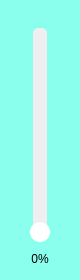
Before: the Qt Designer form client/volumetool.ui in amikellt911/music_app, drawn with Qt 5.
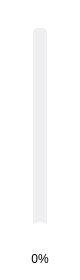
After: the same form once the commit is applied.

Diff of the .ui file:
```diff
--- a/client/volumetool.ui
+++ b/client/volumetool.ui
@@ -14,10 +14,7 @@
    <string>Form</string>
   </property>
   <property name="styleSheet">
-   <string notr="true">#VolumeTool{
-background-color:rgb(138, 255, 238);
- border-radius:5px;
-}</string>
+   <string notr="true">background-color:transparent;</string>
   </property>
   <widget class="QWidget" name="volumeWidget" native="true">
    <property name="geometry">
```
Left out of the diff: 3 changed lines with no effect on the pictures.
